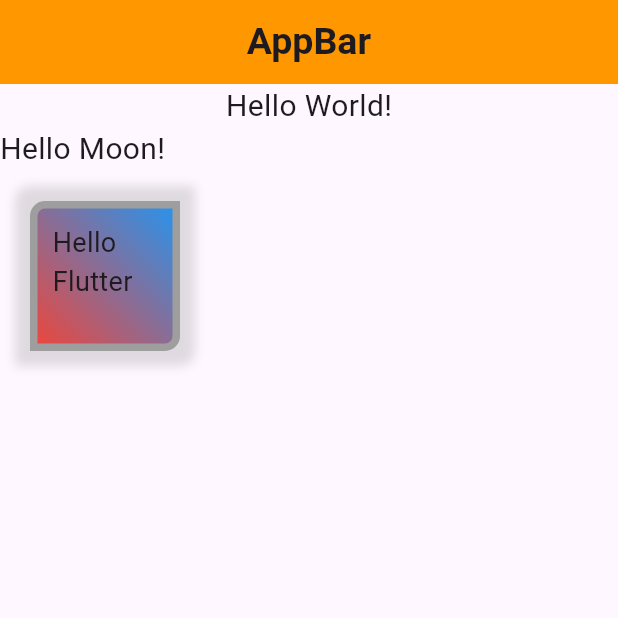
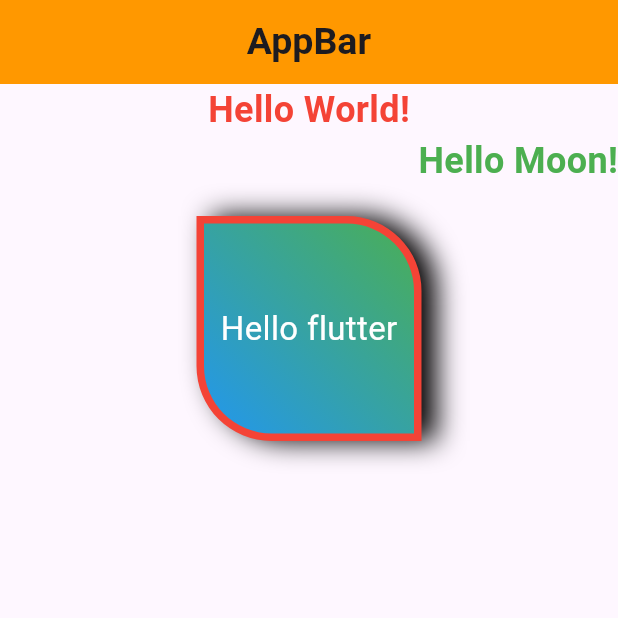
Before and after one commit to SUMANCR7/app-developer.portfolio, a Flutter app: the screen it shows after launch, on a phone screen of 412 x 824 dp, the top half of it. Run offline on Flutter 3.47's test engine with Material 3 defaults, Android fonts, the light colour scheme and no system bars.

Commit message:
module_10_class_2

```diff
--- a/lib/main.dart
+++ b/lib/main.dart
@@ -1,5 +1,6 @@
 import 'package:flutter/cupertino.dart';
 import 'package:flutter_166/myApp.dart';
+
 
 main(){
   runApp(MyAPP());
--- a/lib/module_10/class_2.dart
+++ b/lib/module_10/class_2.dart
@@ -8,56 +8,49 @@ class Mod_10_Class_2 extends StatelessWidget {
     return Scaffold(
       appBar: AppBar(
         backgroundColor: Colors.orange,
-        title: Text('AppBar', style: TextStyle(fontSize: 25, fontWeight: FontWeight.bold),),
+        title: Text('AppBar', style:TextStyle(fontSize: 25, fontWeight: FontWeight.bold)),
       centerTitle: true,
       ),
 
       body: Column(
-        mainAxisAlignment: MainAxisAlignment.start,
-        crossAxisAlignment: CrossAxisAlignment.start,
+        //mainAxisAlignment: MainAxisAlignment.center,
         children: [
-          Center(child: Text('Hello World!', style: TextStyle(fontSize: 20),)),
+
+          Center(child: Text('Hello World!', style:TextStyle(fontSize: 24, fontWeight:FontWeight.bold, color: Colors.red),)),
 
          Align(
-              alignment: Alignment.bottomLeft,
-              child: Text('Hello Moon!', style: TextStyle(fontSize: 20),)),
+             alignment: Alignment.topRight,
+             child: Text('Hello Moon!', style: TextStyle(fontSize: 24, fontWeight: FontWeight.bold, color: Colors.green),)),
 
         Container(
+
+          alignment: Alignment.center,
           padding: EdgeInsets.all(10),
           margin: EdgeInsets.all(20),
+          height: 150,
+          width: 150,
 
-            alignment: Alignment.topRight,
-            height: 100, width: 100,
-            //color: Colors.blue,
-            child: Text('Hello Flutter', style: TextStyle(fontSize: 18),),
+          child: Text('Hello flutter', style: TextStyle(color: Colors.white, fontSize: 22, ),),
 
           decoration: BoxDecoration(
-              color: Colors.blue,
-              border: Border.all(width: 5, color: Colors.grey),
-              borderRadius: BorderRadius.only(topLeft: Radius.circular(10),bottomRight: Radius.circular(10)),
 
-              gradient: LinearGradient(colors: [Colors.blue, Colors.red],
+            gradient: LinearGradient(colors: [Colors.green, Colors.blue],
             begin: Alignment.topRight,
               end: Alignment.bottomLeft,
             ),
+
+          color: Colors.green,
+          border: Border.all(width: 5, color: Colors.red),
+          borderRadius: BorderRadius.only(topRight: Radius.circular(50), bottomLeft: Radius.circular(50)),
             boxShadow: [
-                BoxShadow(
-                  color: Colors.black12,
-                  spreadRadius: 10,
-                  //offset: Offset(0, 5),
-                  blurRadius: 5
-                )
+              BoxShadow(color: Colors.black,
+                  offset: Offset(10, 0),blurRadius: 15)
             ]
-
         ),
-
-          )
-
+        ),
 
         ],
       ),
-
-
     );
   }
 }
--- a/lib/myApp.dart
+++ b/lib/myApp.dart
@@ -4,7 +4,7 @@ import 'package:flutter_166/home.dart';
 import 'package:flutter_166/module_10/class_1.dart';
 import 'package:flutter_166/module_10/class_2.dart';
 import 'package:flutter_166/module_9/class-3.dart';
-import 'package:flutter_166/module_9/class-3.dart';
+//import 'package:flutter_166/module_9/class-3.da';
 
 class MyAPP extends StatelessWidget {
   const MyAPP({super.key});
```
Lines whose indentation alone changed are shown as unchanged.
